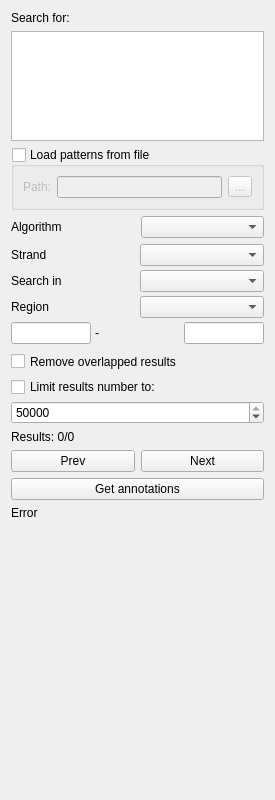
Before: the Qt Designer form src/corelibs/U2View/src/ov_sequence/find_pattern/ui/FindPatternForm.ui in violethaze74/ugene, drawn with Qt 5.
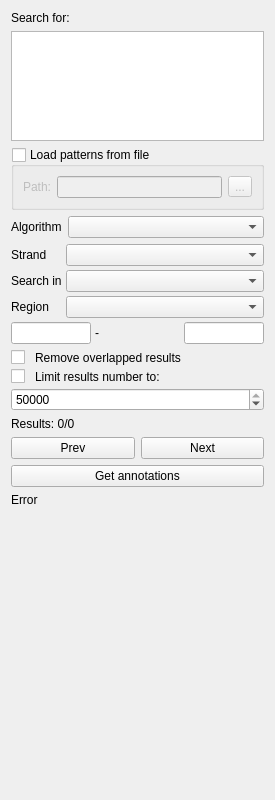
After: the same form once the commit is applied.

Commit message: UGENE-3177 Find pattern options panel widget layout is bit incorrect on mac

The edit to the form file:
```diff
--- a/src/corelibs/U2View/src/ov_sequence/find_pattern/ui/FindPatternForm.ui
+++ b/src/corelibs/U2View/src/ov_sequence/find_pattern/ui/FindPatternForm.ui
@@ -16,12 +16,6 @@
     <verstretch>0</verstretch>
    </sizepolicy>
   </property>
-  <property name="minimumSize">
-   <size>
-    <width>0</width>
-    <height>800</height>
-   </size>
-  </property>
   <property name="focusPolicy">
    <enum>Qt::StrongFocus</enum>
   </property>
@@ -29,6 +23,9 @@
    <string notr="true">Form</string>
   </property>
   <layout class="QVBoxLayout" name="verticalLayout">
+   <property name="sizeConstraint">
+    <enum>QLayout::SetMinAndMaxSize</enum>
+   </property>
    <item>
     <widget class="QLabel" name="searchForLabel">
      <property name="sizePolicy">
@@ -144,11 +141,14 @@
       </item>
       <item row="1" column="1">
        <widget class="QComboBox" name="boxAlgorithm">
-        <property name="minimumSize">
-         <size>
-          <width>0</width>
-          <height>22</height>
-         </size>
+        <property name="sizePolicy">
+         <sizepolicy hsizetype="Expanding" vsizetype="Fixed">
+          <horstretch>0</horstretch>
+          <verstretch>0</verstretch>
+         </sizepolicy>
+        </property>
+        <property name="sizeAdjustPolicy">
+         <enum>QComboBox::AdjustToMinimumContentsLength</enum>
         </property>
        </widget>
       </item>
@@ -221,11 +221,14 @@
         </item>
         <item row="0" column="1">
          <widget class="QComboBox" name="boxStrand">
-          <property name="minimumSize">
-           <size>
-            <width>111</width>
-            <height>22</height>
-           </size>
+          <property name="sizePolicy">
+           <sizepolicy hsizetype="Expanding" vsizetype="Fixed">
+            <horstretch>0</horstretch>
+            <verstretch>0</verstretch>
+           </sizepolicy>
+          </property>
+          <property name="sizeAdjustPolicy">
+           <enum>QComboBox::AdjustToMinimumContentsLength</enum>
           </property>
          </widget>
         </item>
@@ -238,11 +241,14 @@
         </item>
         <item row="1" column="1">
          <widget class="QComboBox" name="boxSeqTransl">
-          <property name="minimumSize">
-           <size>
-            <width>111</width>
-            <height>22</height>
-           </size>
+          <property name="sizePolicy">
+           <sizepolicy hsizetype="Expanding" vsizetype="Fixed">
+            <horstretch>0</horstretch>
+            <verstretch>0</verstretch>
+           </sizepolicy>
+          </property>
+          <property name="sizeAdjustPolicy">
+           <enum>QComboBox::AdjustToMinimumContentsLength</enum>
           </property>
          </widget>
         </item>
@@ -255,11 +261,14 @@
         </item>
         <item row="2" column="1">
          <widget class="QComboBox" name="boxRegion">
-          <property name="minimumSize">
-           <size>
-            <width>111</width>
-            <height>22</height>
-           </size>
+          <property name="sizePolicy">
+           <sizepolicy hsizetype="Expanding" vsizetype="Fixed">
+            <horstretch>0</horstretch>
+            <verstretch>0</verstretch>
+           </sizepolicy>
+          </property>
+          <property name="sizeAdjustPolicy">
+           <enum>QComboBox::AdjustToMinimumContentsLength</enum>
           </property>
          </widget>
         </item>
@@ -276,27 +285,62 @@
        <height>16777215</height>
       </size>
      </property>
-     <layout class="QGridLayout" name="gridLayout_4">
-      <property name="margin">
-       <number>0</number>
-      </property>
+     <layout class="QVBoxLayout" name="verticalLayout_2">
       <property name="spacing">
        <number>4</number>
       </property>
-      <item row="0" column="0">
-       <widget class="QCheckBox" name="removeOverlapsBox">
-        <property name="minimumSize">
-         <size>
-          <width>0</width>
-          <height>23</height>
-         </size>
+      <property name="margin">
+       <number>0</number>
+      </property>
+      <item>
+       <layout class="QHBoxLayout" name="removeOverlapsLayout" stretch="0,1">
+        <property name="spacing">
+         <number>10</number>
         </property>
-        <property name="text">
-         <string>Remove overlapped results</string>
+        <item>
+         <widget class="QCheckBox" name="removeOverlapsBox">
+          <property name="text">
+           <string/>
+          </property>
+         </widget>
+        </item>
+        <item>
+         <widget class="QLabel" name="removeOverlapsLabel">
+          <property name="text">
+           <string>Remove overlapped results</string>
+          </property>
+          <property name="wordWrap">
+           <bool>true</bool>
+          </property>
+         </widget>
+        </item>
+       </layout>
+      </item>
+      <item>
+       <layout class="QHBoxLayout" name="layoutUseMaxResult" stretch="0,1">
+        <property name="spacing">
+         <number>10</number>
         </property>
-       </widget>
+        <item>
+         <widget class="QCheckBox" name="boxUseMaxResult">
+          <property name="text">
+           <string/>
+          </property>
+         </widget>
+        </item>
+        <item>
+         <widget class="QLabel" name="labelUseMaxResult">
+          <property name="text">
+           <string>Limit results number to:</string>
+          </property>
+          <property name="wordWrap">
+           <bool>true</bool>
+          </property>
+         </widget>
+        </item>
+       </layout>
       </item>
-      <item row="2" column="0">
+      <item>
        <widget class="QSpinBox" name="boxMaxResult">
         <property name="maximum">
          <number>50000</number>
@@ -309,13 +353,6 @@
         </property>
        </widget>
       </item>
-      <item row="1" column="0">
-       <widget class="QCheckBox" name="boxUseMaxResult">
-        <property name="text">
-         <string>Limit results number to:</string>
-        </property>
-       </widget>
-      </item>
      </layout>
     </widget>
    </item>
```
Left out of the diff: 5 changed lines with no effect on the pictures. The commit also changes 2 other files.
